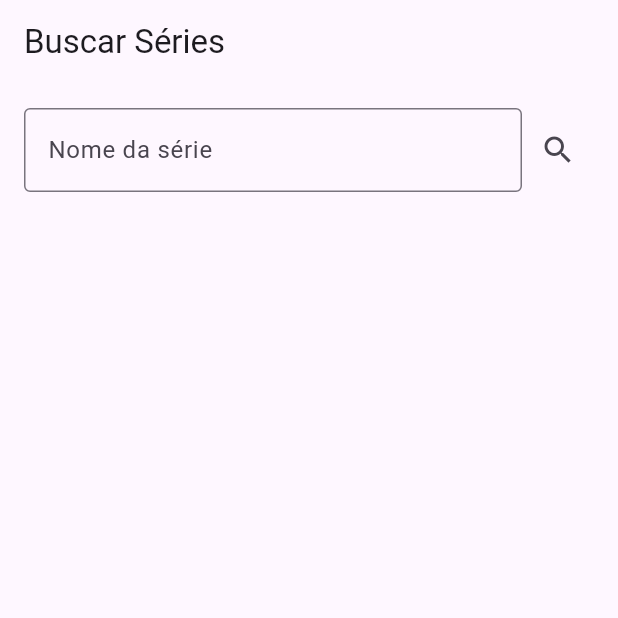
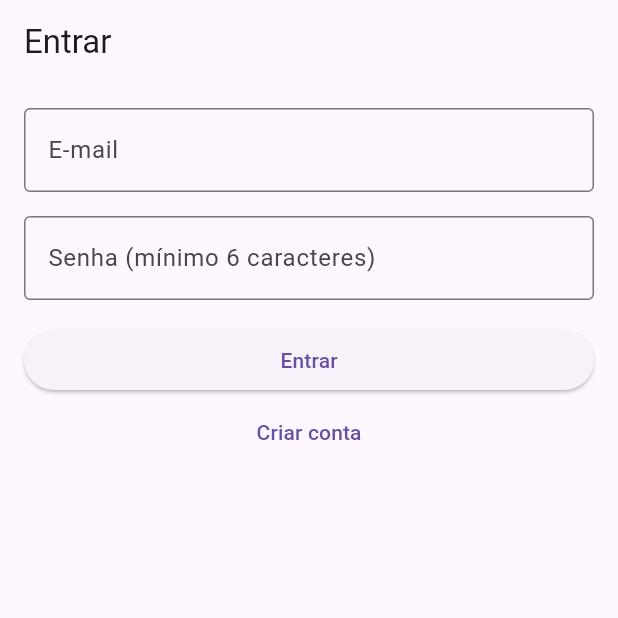
Before and after one commit to BrayanMateus5/series-firebase, a Flutter app: the screen it shows after launch, on a phone screen of 412 x 824 dp, the top half of it. Run offline on Flutter 3.47's test engine with Material 3 defaults, Android fonts, the phone set to English and light mode, and no system bars; our stand-ins replace firebase_auth, firebase_core, go_router; accounts and stored records are empty.

Commit message:
feat: login e cadastro com Firebase Authentication

```diff
--- a/lib/main.dart
+++ b/lib/main.dart
@@ -1,8 +1,14 @@
+import 'package:firebase_core/firebase_core.dart';
 import 'package:flutter/material.dart';
 import 'package:go_router/go_router.dart';
+import 'package:series_firebase/firebase_options.dart';
 import 'package:series_firebase/screens/tela_busca.dart';
+import 'package:series_firebase/screens/tela_login.dart';
 
-void main() {
+Future<void> main() async {
+  WidgetsFlutterBinding.ensureInitialized();
+
+  await Firebase.initializeApp(options: firebaseOptions);
   runApp(MainApp());
 }
 
@@ -10,7 +16,9 @@ class MainApp extends StatelessWidget {
   MainApp({super.key});
 
   final GoRouter router = GoRouter(
+    initialLocation: '/login',
     routes: [
+      GoRoute(path: '/login', builder: (context, state) => const TelaLogin()),
       GoRoute(path: '/', builder: (context, state) => const TelaBusca()),
     ],
   );
--- /dev/null
+++ b/lib/screens/tela_login.dart
@@ -0,0 +1,92 @@
+import 'package:flutter/material.dart';
+import 'package:go_router/go_router.dart';
+import 'package:series_firebase/service/auth_service.dart';
+
+class TelaLogin extends StatefulWidget {
+  const TelaLogin({super.key});
+
+  @override
+  State<StatefulWidget> createState() {
+    return TelaLoginState();
+  }
+}
+
+class TelaLoginState extends State<TelaLogin> {
+  final _authService = AuthService();
+  final _emailController = TextEditingController();
+  final _senhaController = TextEditingController();
+
+  Future<void> _entrar() async {
+    final email = _emailController.text.trim();
+    final senha = _senhaController.text.trim();
+    if (email.isEmpty || senha.isEmpty) return;
+
+    try {
+      await _authService.entrar(email, senha);
+      if (!mounted) return;
+      context.go('/');
+    } catch (e) {
+      if (!mounted) return;
+      ScaffoldMessenger.of(
+        context,
+      ).showSnackBar(SnackBar(content: Text('Erro ao entrar: $e')));
+    }
+  }
+
+  Future<void> _cadastrar() async {
+    final email = _emailController.text.trim();
+    final senha = _senhaController.text.trim();
+    if (email.isEmpty || senha.isEmpty) return;
+
+    try {
+      await _authService.cadastrar(email, senha);
+      if (!mounted) return;
+      context.go('/');
+    } catch (e) {
+      if (!mounted) return;
+      ScaffoldMessenger.of(
+        context,
+      ).showSnackBar(SnackBar(content: Text('Erro ao cadastrar: $e')));
+    }
+  }
+
+  @override
+  Widget build(BuildContext context) {
+    return Scaffold(
+      appBar: AppBar(title: const Text('Entrar')),
+      body: Padding(
+        padding: const EdgeInsets.all(16),
+        child: Column(
+          children: [
+            TextField(
+              controller: _emailController,
+              keyboardType: TextInputType.emailAddress,
+              decoration: const InputDecoration(
+                labelText: 'E-mail',
+                border: OutlineInputBorder(),
+              ),
+            ),
+            const SizedBox(height: 16),
+            TextField(
+              controller: _senhaController,
+              obscureText: true,
+              decoration: const InputDecoration(
+                labelText: 'Senha (mínimo 6 caracteres)',
+                border: OutlineInputBorder(),
+              ),
+            ),
+            const SizedBox(height: 16),
+            SizedBox(
+              width: double.infinity,
+              child: ElevatedButton(
+                onPressed: _entrar,
+                child: const Text('Entrar'),
+              ),
+            ),
+            TextButton(onPressed: _cadastrar, child: const Text('Criar conta')),
+          ],
+        ),
+      ),
+    );
+  }
+}
--- /dev/null
+++ b/lib/service/auth_service.dart
@@ -0,0 +1,20 @@
+import 'package:firebase_auth/firebase_auth.dart';
+
+class AuthService {
+  final _auth = FirebaseAuth.instance;
+
+  //Usuário logado atualmente
+  User? get usuario => _auth.currentUser;
+
+  Future<void> entrar(String email, String senha) async {
+    await _auth.signInWithEmailAndPassword(email: email, password: senha);
+  }
+
+  Future<void> cadastrar(String email, String senha) async {
+    await _auth.createUserWithEmailAndPassword(email: email, password: senha);
+  }
+
+  Future<void> sair() async {
+    await _auth.signOut();
+  }
+}
```
Also changed, not shown: lib/firebase_options.dart (added).
